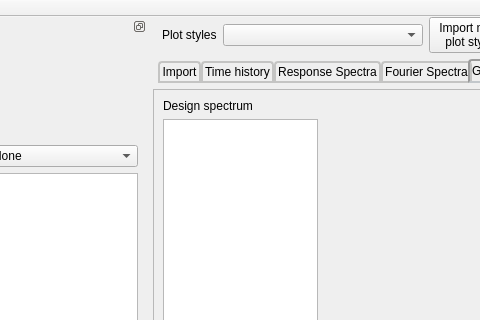
Old version of the form pegma/ui/mainwindow.ui in the repository dbpatankar/pegma; both pictures show x 127 to 607 and y 0 to 320 of the 1149 by 878 pixel window.
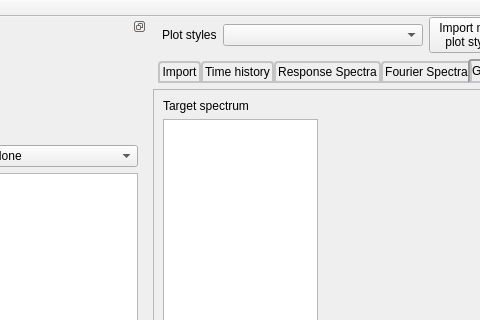
New version of the form. The open tabs and pages were chosen to show the change. Icons and pictures are not drawn.

Commit message: label design to target

```diff
--- a/pegma/ui/mainwindow.ui
+++ b/pegma/ui/mainwindow.ui
@@ -2589,7 +2589,7 @@
                 <item>
                  <widget class="QLabel" name="label_26">
                   <property name="text">
-                   <string>Design spectrum</string>
+                   <string>Target spectrum</string>
                   </property>
                  </widget>
                 </item>
```
The commit also changes 1 other file.
